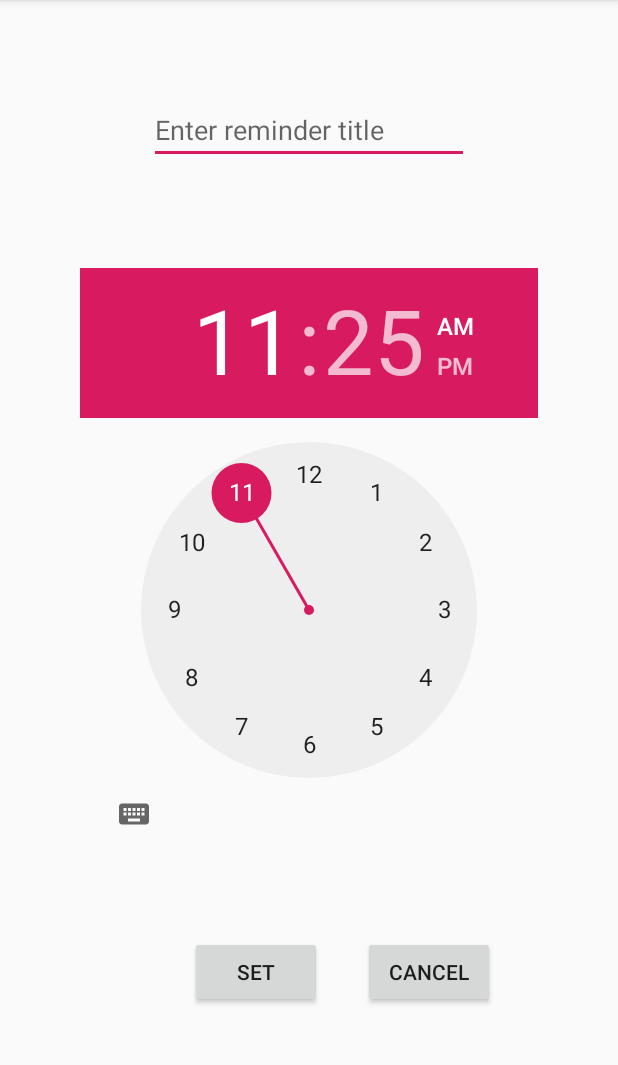
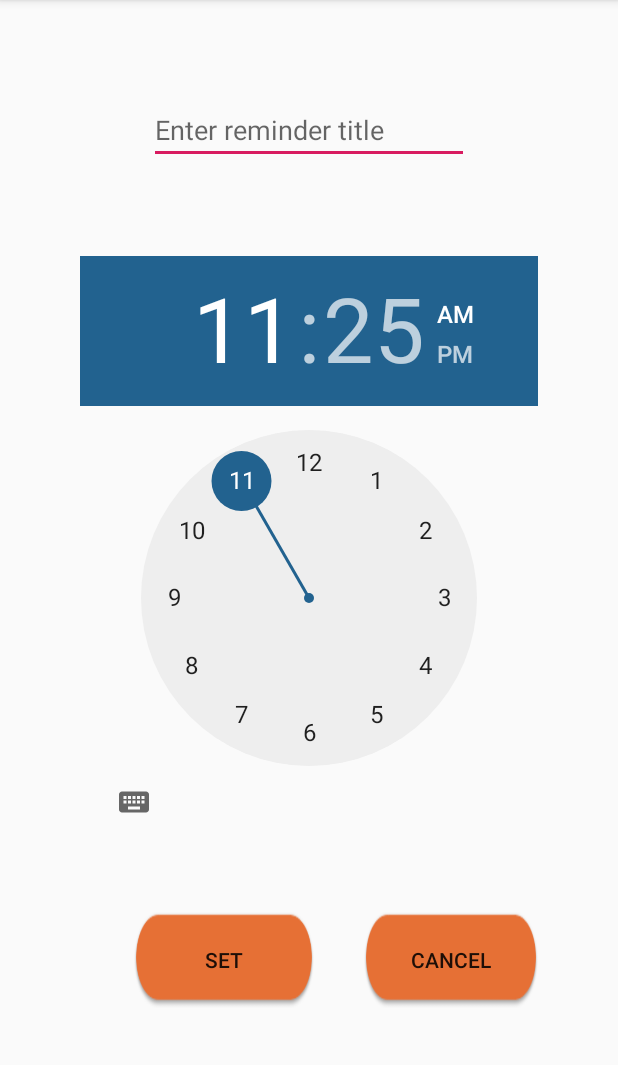
Before and after one commit to J-ctrl/UTAParkingApp, an Android app: the Reminder screen opened directly, with no data from a screen before it, on a phone screen of 412 x 824 dp, the part 84-1149 px from its top. Run offline under Robolectric (Android 15) with nearby library versions, the phone set to English and light mode, and no system bars.

Commit message:
Reminder theme changed

```diff
--- a/app/src/main/res/layout/activity_reminder.xml
+++ b/app/src/main/res/layout/activity_reminder.xml
@@ -27,6 +27,8 @@
         android:layout_height="wrap_content"
         android:layout_marginTop="44dp"
         android:layout_marginBottom="32dp"
+        android:headerBackground="@color/utaBlue"
+        android:numbersSelectorColor="@color/utaBlue"
         app:layout_constraintBottom_toTopOf="@+id/setButton"
         app:layout_constraintEnd_toEndOf="parent"
         app:layout_constraintStart_toStartOf="parent"
@@ -34,27 +36,27 @@
 
     <Button
         android:id="@+id/setButton"
-        android:layout_width="88dp"
-        android:layout_height="wrap_content"
+        android:layout_width="120dp"
+        android:layout_height="64dp"
         android:layout_marginBottom="96dp"
+        android:background="@drawable/login"
         android:text="Set"
         app:layout_constraintBottom_toBottomOf="parent"
         app:layout_constraintEnd_toEndOf="parent"
-        app:layout_constraintHorizontal_bias="0.39"
+        app:layout_constraintHorizontal_bias="0.305"
         app:layout_constraintStart_toStartOf="parent" />
 
     <Button
         android:id="@+id/cancelButton"
-        android:layout_width="88dp"
-        android:layout_height="wrap_content"
+        android:layout_width="116dp"
+        android:layout_height="64dp"
         android:layout_marginBottom="96dp"
+        android:background="@drawable/login"
         android:text="Cancel"
         app:layout_constraintBottom_toBottomOf="parent"
         app:layout_constraintEnd_toEndOf="parent"
-        app:layout_constraintHorizontal_bias="0.746"
+        app:layout_constraintHorizontal_bias="0.82"
         app:layout_constraintStart_toStartOf="parent" />
 
 
-
-
 </androidx.constraintlayout.widget.ConstraintLayout>
```
